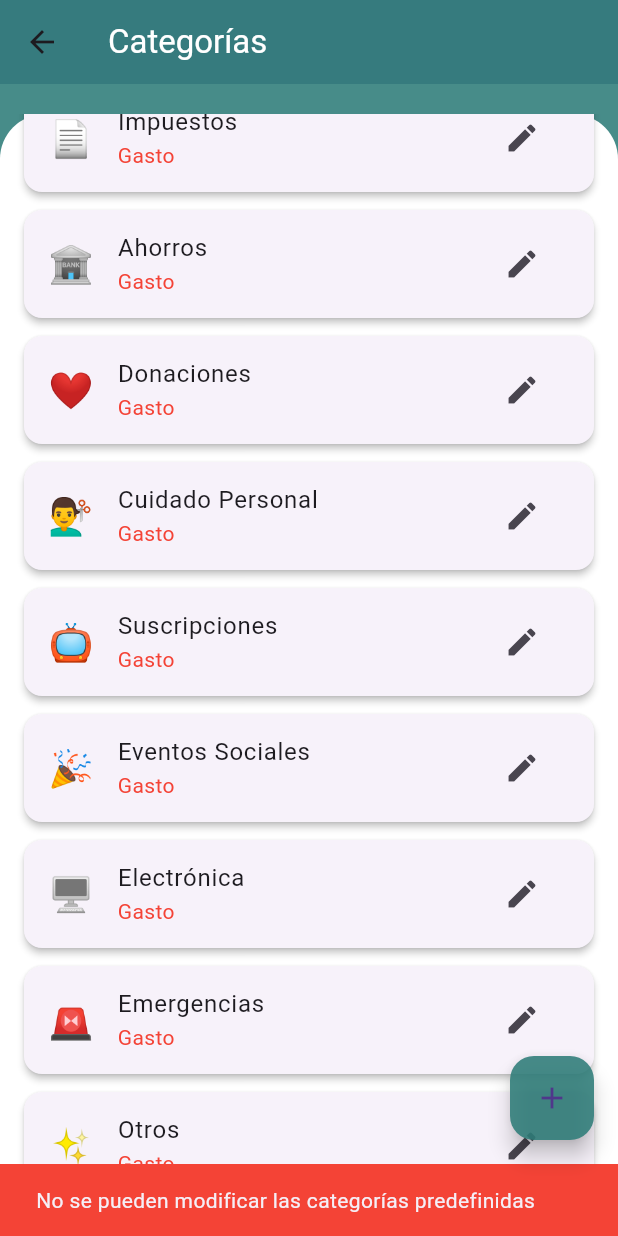
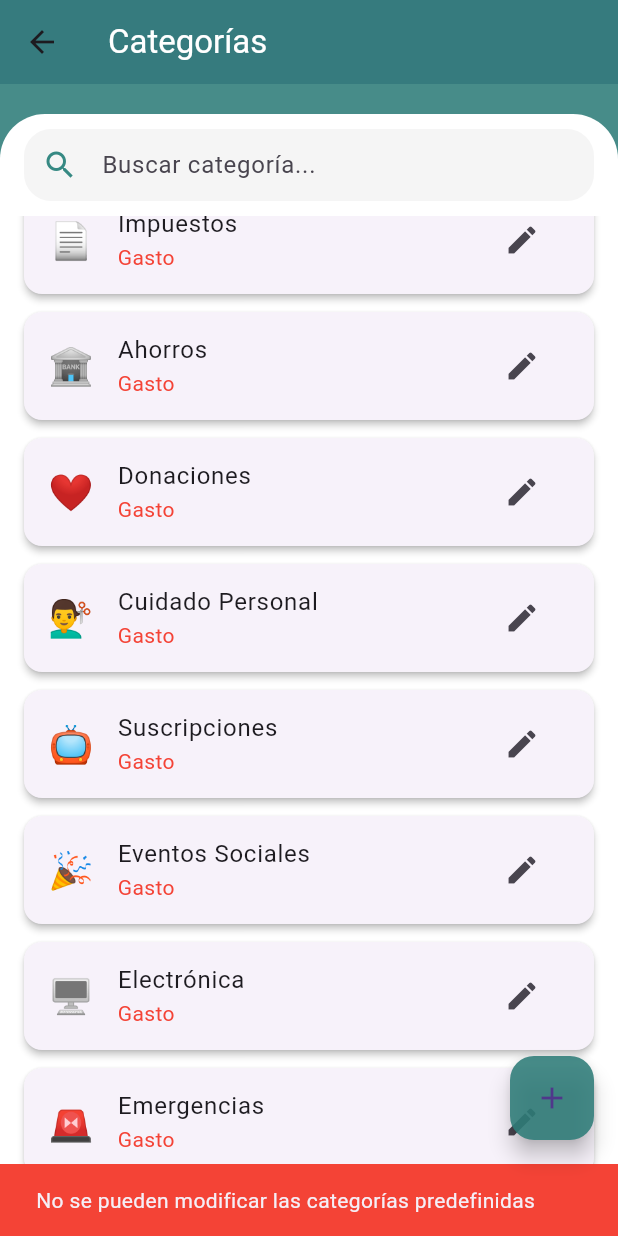
Before and after one commit to ISCOUTB/DS-finanzaspersonales, a Flutter app: the CategoriasPage screen opened directly, scrolled down 2304 dp, after a tap on the "edit" icon, on a phone screen of 412 x 824 dp. Run offline on Flutter 3.47's test engine with Material 3 defaults, Android fonts, the phone set to English and light mode, and no system bars; our stand-ins replace fl_chart, google_fonts, image_picker, shared_preferences, sqflite; accounts and stored records are empty; project files that could hold a hidden picture were left out.

Commit message:
todo funcional

```diff
--- a/lib/pages/categoria_form.dart
+++ b/lib/pages/categoria_form.dart
@@ -215,11 +215,11 @@ class _CategoriaFormState extends State<CategoriaForm> {
         dropdownColor: Colors.white,
         style: const TextStyle(color: Colors.black87),
         decoration: const InputDecoration(border: InputBorder.none),
-        items: ['ingreso', 'gastos'].map((type) {
+        items: ['ingreso', 'egreso'].map((type) {
           return DropdownMenuItem<String>(
             value: type,
             child: Text(
-              type == 'ingreso' ? 'Ingreso' : 'Gastos',
+              type == 'ingreso' ? 'Ingreso' : 'Gasto',
               style: const TextStyle(color: Colors.black87),
             ),
           );
--- a/lib/pages/categorias_pages.dart
+++ b/lib/pages/categorias_pages.dart
@@ -12,6 +12,7 @@ class CategoriasPage extends StatefulWidget {
 
 class _CategoriasPageState extends State<CategoriasPage> {
   List<Categoria> _categorias = [];
+  String _searchQuery = '';
 
   @override
   void initState() {
@@ -26,8 +27,8 @@ class _CategoriasPageState extends State<CategoriasPage> {
   }
 
   void _editCategoria(Categoria categoria) async {
-    // Verificar si es una categoría predefinida
-    if (CategoriaService.esCategoriaPredefinda(categoria.nombre)) {
+    final esPredefinida = CategoriaService.esCategoriaPredefinda(categoria.nombre);
+    if (esPredefinida) {
       ScaffoldMessenger.of(context).showSnackBar(
         const SnackBar(
           content: Text('No se pueden modificar las categorías predefinidas'),
@@ -37,15 +38,52 @@ class _CategoriasPageState extends State<CategoriasPage> {
       return;
     }
 
-    final result = await Navigator.push(
-      context,
-      MaterialPageRoute(
-        builder: (context) => CategoriaForm(categoria: categoria),
-      ),
+    final result = await showDialog<bool>(
+      context: context,
+      builder: (context) {
+        return AlertDialog(
+          title: Text('Editar o eliminar'),
+          content: Text('¿Qué deseas hacer con la categoría "${categoria.nombre}"?'),
+          actions: [
+            TextButton(
+              onPressed: () async {
+                Navigator.pop(context, false); // Solo cerrar
+                final editResult = await Navigator.push(
+                  context,
+                  MaterialPageRoute(
+                    builder: (context) => CategoriaForm(categoria: categoria),
+                  ),
+                );
+                if (editResult == true) _loadCategorias();
+              },
+              child: const Text('Editar'),
+            ),
+            TextButton(
+              onPressed: () {
+                Navigator.pop(context, true); // Eliminar
+              },
+              child: const Text('Eliminar', style: TextStyle(color: Colors.red)),
+            ),
+            TextButton(
+              onPressed: () => Navigator.pop(context, false),
+              child: const Text('Cancelar'),
+            ),
+          ],
+        );
+      },
     );
-
     if (result == true) {
-      _loadCategorias();
+      final eliminado = CategoriaService.eliminarCategoria(categoria.nombre);
+      if (eliminado) {
+        ScaffoldMessenger.of(context).showSnackBar(
+          const SnackBar(content: Text('Categoría eliminada exitosamente')),
+        );
+        _loadCategorias();
+      } else {
+        ScaffoldMessenger.of(context).showSnackBar(
+          const SnackBar(content: Text('No se pudo eliminar la categoría'), backgroundColor: Colors.red),
+        );
+      }
     }
   }
 
@@ -64,6 +102,9 @@ class _CategoriasPageState extends State<CategoriasPage> {
 
   @override
   Widget build(BuildContext context) {
+    final categoriasFiltradas = _categorias.where((c) =>
+      c.nombre.toLowerCase().contains(_searchQuery.toLowerCase())
+    ).toList();
     return Scaffold(
       backgroundColor: const Color.fromARGB(225, 47, 125, 121),
       appBar: AppBar(
@@ -85,12 +126,33 @@ class _CategoriasPageState extends State<CategoriasPage> {
         ),
         child: Column(
           children: [
+            Padding(
+              padding: const EdgeInsets.symmetric(horizontal: 16, vertical: 10),
+              child: TextField(
+                decoration: InputDecoration(
+                  hintText: 'Buscar categoría...',
+                  prefixIcon: const Icon(Icons.search, color: Color(0xFF368983)),
+                  filled: true,
+                  fillColor: Colors.grey[100],
+                  border: OutlineInputBorder(
+                    borderRadius: BorderRadius.circular(18),
+                    borderSide: BorderSide.none,
+                  ),
+                  contentPadding: const EdgeInsets.symmetric(vertical: 0, horizontal: 0),
+                ),
+                onChanged: (value) {
+                  setState(() {
+                    _searchQuery = value;
+                  });
+                },
+              ),
+            ),
             Expanded(
               child: ListView.builder(
-                itemCount: _categorias.length,
+                itemCount: categoriasFiltradas.length,
                 padding: const EdgeInsets.all(16),
                 itemBuilder: (context, index) {
-                  final categoria = _categorias[index];
+                  final categoria = categoriasFiltradas[index];
                   return Card(
                     elevation: 2,
                     margin: const EdgeInsets.only(bottom: 12),
```
Also changed, not shown: lib/pages/form_gastos.dart (+10 -4 lines).
